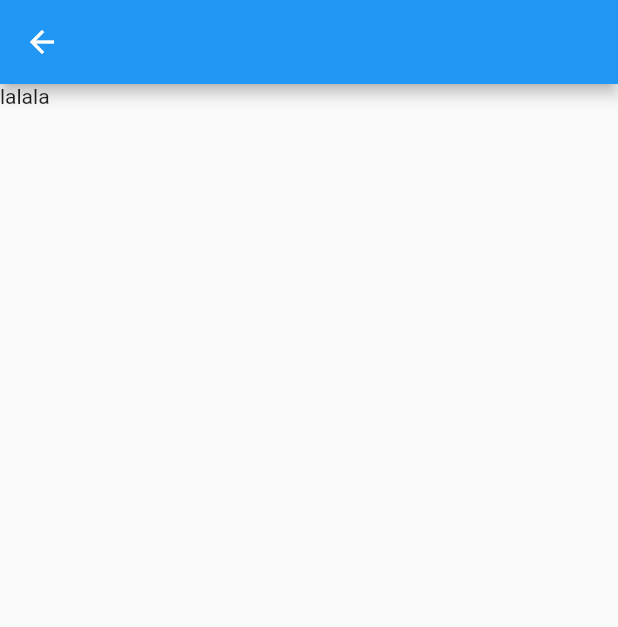
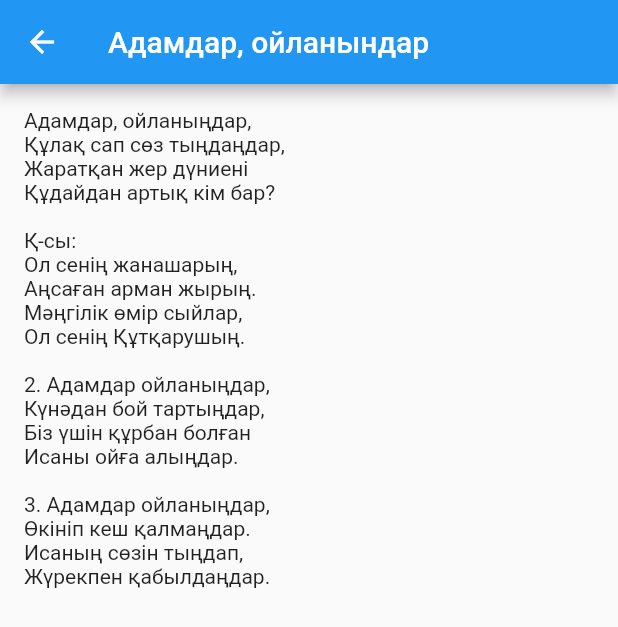
Before and after one commit to ethnosdev/kazakh_worship, a Flutter app: the screen it shows after launch, after a tap on "Адамдар, ойланындар", on a phone screen of 412 x 824 dp. Shown: the top 627 px of the screen. Run offline on Flutter 3.47's test engine with Material 2 defaults, Android fonts, the light colour scheme and no system bars; our stand-ins replace get_it.

Commit message:
fixed problems haha

```diff
--- a/lib/services/data_repository.dart
+++ b/lib/services/data_repository.dart
@@ -1,4 +1,5 @@
 import 'package:kazakh_worship/models/song.dart';
+import 'package:kazakh_worship/services/songs.dart';
 
 abstract class DataRepository {
   Future<List<Song>> getSongs();
@@ -9,150 +10,11 @@ abstract class DataRepository {
 class FakeData implements DataRepository {
   @override
   Future<List<Song>> getSongs() async {
-    return [
-      Song(id: '27', title: 'Адамдар, ойланындар', lyrics: null),
-      Song(id: '96', title: 'Айқыш ағашта қиналдың', lyrics: null),
-      Song(id: '102', title: 'Алғыс Саған, жалғыз Саған', lyrics: null),
-      Song(id: '36', title: 'Арайлап атты таңдарым', lyrics: null),
-      Song(id: '31', title: 'Арайымен атқан күннің нұр кү', lyrics: null),
-      Song(id: '105', title: 'Аспанда жарық ай', lyrics: null),
-      Song(id: '8', title: 'Аспанда таңғы жұлдыз туған кезде', lyrics: null),
-      Song(id: '112', title: 'Атың мадақталсын', lyrics: null),
-      Song(id: '98', title: 'Әлемнің бәрін Құдай жаратқан', lyrics: null),
-      Song(id: '3', title: 'Бəрі тыныш, əлем ұйықтап жатқанда', lyrics: null),
-      Song(id: '132', title: 'Балық - суда', lyrics: null),
-      Song(
-          id: '106',
-          title: 'Бар әлемді жаратқан Құдіретті Құдай',
-          lyrics: null),
-      Song(id: '94', title: 'Барлық аспан', lyrics: null),
-      Song(id: '15', title: 'Бауырым, айқыш ағашқа қара', lyrics: null),
-      Song(id: '130', title: 'Бәрің, бәрің келіңдер', lyrics: null),
-      Song(id: '59', title: 'Бейбітшілік орнасын елімізде', lyrics: null),
-      Song(id: '122', title: 'Бізге бұл күнді, Құдай жаратқан', lyrics: null),
-      Song(id: '134', title: 'Бурхан дэлхийг үнэхээр', lyrics: null),
-      Song(id: '7', title: 'Бүгін міне, қуанышта шек болмас', lyrics: null),
-      Song(id: '127', title: 'Бүкіл әлем Құдайдың қолында', lyrics: null),
-      Song(id: '99', title: 'Бүкіл жаныммен', lyrics: null),
-      Song(id: '104', title: 'Бұл əлемнің бастамасы', lyrics: null),
-      Song(id: '30', title: 'Бұл өмірден өтеді екен данал', lyrics: null),
-      Song(id: '45', title: 'Далама көз салсам', lyrics: null),
-      Song(id: '74', title: 'Дүние бастан-аяқ адасқан', lyrics: null),
-      Song(id: '50', title: 'Дүниені бір сөзіңмен жараттың', lyrics: null),
-      Song(id: '78', title: 'Егер жүрсем өлімге', lyrics: null),
-      Song(id: '18', title: 'Екі мың жылдай ертерек', lyrics: null),
-      Song(id: '72', title: 'Жан Әкем! Мейірімді Әкем!', lyrics: null),
-      Song(id: '4', title: 'Жарқырап кетті айнала', lyrics: null),
-      Song(id: '54', title: 'Жасыл жайлауға', lyrics: null),
-      Song(id: '129', title: 'Жедел хабар келеді', lyrics: null),
-      Song(id: '68', title: 'Жетеле бізді, жетеле көкке', lyrics: null),
-      Song(id: '66', title: 'Жетеле мені', lyrics: null),
-      Song(id: '11', title: 'Жол Ғолғофаға', lyrics: null),
-      Song(id: '61', title: 'Жолымдағы жарық жұлдыздай', lyrics: null),
-      Song(id: '126', title: 'Жүрегімді өзгерт, О, Тәңір Ием', lyrics: null),
-      Song(id: '58', title: 'Жүрегіме жүз қарап', lyrics: null),
-      Song(id: '43', title: 'Жүрегіммен Тәңіріме мен шаттанам', lyrics: null),
-      Song(id: '48', title: 'Жұлдыздар жарқырап жанғанда', lyrics: null),
-      Song(id: '5', title: 'Жым-жырт түн, ғажап түн!', lyrics: null),
-      Song(id: '28', title: 'Жыр болып бізге ашылшы Тəңір', lyrics: null),
-      Song(id: '110', title: 'Иемізді мадақтаңдар', lyrics: null),
-      Song(id: '128', title: 'Иемізді мадақтаңдар!', lyrics: null),
-      Song(id: '101', title: 'Иса бізді сүйеді, аллелуйя!', lyrics: null),
-      Song(id: '118', title: 'Иса біздің берік панамыз', lyrics: null),
-      Song(id: '52', title: 'Иса деймін ойыммен', lyrics: null),
-      Song(id: '21', title: 'Иса мені қабылда', lyrics: null),
-      Song(id: '81', title: 'Иса мені сүйеді', lyrics: null),
-      Song(id: '120', title: 'Иса Сен біздің арамыздасың', lyrics: null),
-      Song(id: '83', title: 'Иса сені сүйеді ей, бауырым!', lyrics: null),
-      Song(id: '111', title: 'Иса, жалғыз Сен - Иса!', lyrics: null),
-      Song(id: '93', title: 'Иса, толып тұр менің жүрегімде', lyrics: null),
-      Song(id: '136', title: 'Исаиа 53', lyrics: null),
-      Song(id: '1', title: 'Кел, кел бізге Имануил', lyrics: null),
-      Song(id: '109', title: 'Кел, Құдайды мадақтауға', lyrics: null),
-      Song(id: '67', title: 'Келгейсің, келгейсің', lyrics: null),
-      Song(id: '123', title: 'Келемін Саған', lyrics: null),
-      Song(id: '44', title: 'Киелі Рух көз бердің', lyrics: null),
-      Song(id: '69', title: 'Кіммін мен, бүкіл әлем патшасы', lyrics: null),
-      Song(id: '80', title: 'Көк, аспан күтеді мені', lyrics: null),
-      Song(id: '79', title: 'Көктегі Əкемізге болсын мадақ', lyrics: null),
-      Song(id: '19', title: 'Көктем келді', lyrics: null),
-      Song(id: '57', title: 'Күйе басқан шырағыңның', lyrics: null),
-      Song(id: '53', title: 'Күлімдеп күннің көзі', lyrics: null),
-      Song(id: '77', title: 'Қайғы тартып қиналғанда', lyrics: null),
-      Song(id: '65', title: 'Қалдым мен тоғай ішінде', lyrics: null),
-      Song(id: '125', title: 'Қандай бақыт!', lyrics: null),
-      Song(id: '29', title: 'Қиналсам да бұл өмірде', lyrics: null),
-      Song(id: '71', title: 'Қолымды көкке', lyrics: null),
-      Song(id: '131', title: 'Қорғаушымыз Құдайды', lyrics: null),
-      Song(id: '2', title: 'Қуаныңдар', lyrics: null),
-      Song(id: '37', title: 'Қуаныңдар достарым', lyrics: null),
-      Song(id: '40', title: 'Құдай біздің Әкеміз', lyrics: null),
-      Song(id: '133', title: 'Құдай мені жаратты', lyrics: null),
-      Song(id: '116', title: 'Құдай сені тастамайды ешқашан', lyrics: null),
-      Song(id: '42', title: 'Құдай сізді әуел баста', lyrics: null),
-      Song(id: '124', title: 'Құдай сондай жақсы', lyrics: null),
-      Song(id: '26', title: 'Құдай сонша жақсы көрді', lyrics: null),
-      Song(id: '34', title: 'Құдайдың Сөзімен өмірім өзгерді', lyrics: null),
-      Song(id: '39', title: 'Құдайсыз өмір – бақытсыз өмір', lyrics: null),
-      Song(id: '76', title: 'Құрбан еттің біз үшін', lyrics: null),
-      Song(id: '87', title: 'Құрметтеймін Сені балаңдай', lyrics: null),
-      Song(id: '107', title: 'Құтқардың мені Иса', lyrics: null),
-      Song(id: '73', title: 'Мəңгілік Сенімен', lyrics: null),
-      Song(id: '86', title: 'Мадақтаймын Сені', lyrics: null),
-      Song(id: '16', title: 'Мен Саған өлең айтам', lyrics: null),
-      Song(id: '56', title: 'Мен Сенің алдыңа келіп тұрмын', lyrics: null),
-      Song(id: '100', title: 'Мен Тәңірге әрқашан', lyrics: null),
-      Song(id: '47', title: 'Мен тоқтап, біраз көз салсам', lyrics: null),
-      Song(id: '119', title: 'Менің аяулы арманым', lyrics: null),
-      Song(id: '62', title: 'Менің Ұлы Ұстазым', lyrics: null),
-      Song(id: '14', title: 'Міне бүгін, келді уақыт Саған', lyrics: null),
-      Song(id: '55', title: 'Мөлдір аққан судай өмір', lyrics: null),
-      Song(id: '121', title: 'Мұңға батсам жүрегім мұздап', lyrics: null),
-      Song(id: '60', title: 'Нұрсың Сен', lyrics: null),
-      Song(id: '20', title: 'О, аспандағы Əкеміз', lyrics: null),
-      Song(id: '89', title: 'О, Құдай Ием', lyrics: null),
-      Song(id: '92', title: 'О, Құдай қарашы маған', lyrics: null),
-      Song(id: '41', title: 'О, Құдай Сен деген жақсы', lyrics: null),
-      Song(id: '108', title: 'Ол мадақталсын', lyrics: null),
-      Song(id: '38', title: 'Өмірдің мақсаты не деп ойлайсың?', lyrics: null),
-      Song(id: '70', title: 'Өмірімді Саған арнадым', lyrics: null),
-      Song(id: '103', title: 'Пәк жүрек', lyrics: null),
-      Song(id: '114', title: 'Рахмет Саған Құдай', lyrics: null),
-      Song(id: '63', title: 'Сен қастерлісің', lyrics: null),
-      Song(id: '49', title: 'Сен, Тəңірім', lyrics: null),
-      Song(id: '51', title: 'Сенемін мен сенемін ұлы Құдайыма', lyrics: null),
-      Song(id: '23', title: 'Сиын қуанышты кезіңде', lyrics: null),
-      Song(id: '24', title: 'Cиынғанда Құдайменен сөйле', lyrics: null),
-      Song(id: '25', title: 'Сол бір үйде', lyrics: null),
-      Song(id: '33', title: 'Сөзіңді алдым қолыма', lyrics: null),
-      Song(id: '84', title: 'Сүйіспеншілік', lyrics: null),
-      Song(id: '85', title: 'Сүйіспеншілікпен əндетіп', lyrics: null),
-      Song(id: '22', title: 'Тəңір Ием арамызда', lyrics: null),
-      Song(id: '97', title: 'Тəңірдің Рухы мені толтырғанда', lyrics: null),
-      Song(id: '90', title: 'Тəңірімнің аты қамал сияқты', lyrics: null),
-      Song(id: '46', title: 'Тазалап мені күнəдан', lyrics: null),
-      Song(id: '88', title: 'Таң атқанда оянып, Сені шақы', lyrics: null),
-      Song(id: '64', title: 'Тәңір жолыма жарық шашып', lyrics: null),
-      Song(id: '17', title: 'Тәңір Иса тірілді, аллелуйя!', lyrics: null),
-      Song(
-          id: '6',
-          title: 'Тәңір Өзі көктен түсіп, жер бетіне келеді',
-          lyrics: null),
-      Song(id: '113', title: 'Тәңірді мадақта жан-дүнием!', lyrics: null),
-      Song(id: '35', title: 'Тәңірім алдыңда тұрамын', lyrics: null),
-      Song(id: '75', title: 'Тәңірім менің Бағушым', lyrics: null),
-      Song(id: '13', title: 'Түнгі дала тұрды тұнжырап', lyrics: null),
-      Song(id: '9', title: 'Түнгі далаға қар жауып', lyrics: null),
-      Song(id: '117', title: 'Түнекте мен жалғыз жүрдім', lyrics: null),
-      Song(id: '32', title: 'Тыңдаумен жүріп Өзінді', lyrics: null),
-      Song(id: '10', title: 'Уақыт келді', lyrics: null),
-      Song(id: '95', title: 'Шаттанамын Ұлы Құдай жүрегі', lyrics: null),
-      Song(id: '91', title: 'Эвейну шалом алейхем', lyrics: null),
-    ];
+    return songList;
   }
 
   @override
-  Future<Song> getSong({required String id})async {
-    return Song(id: id, title: 'song', lyrics: 'lalala');
+  Future<Song> getSong({required String id}) async {
+    return songList.where((song) => song.id == id).first;
   }
 }
--- /dev/null
+++ b/lib/services/lyrics.dart
@@ -0,0 +1,54 @@
+final adamdarOilanindar = '''
+Адамдар, ойланыңдар,
+Құлақ сап сөз тыңдаңдар,
+Жаратқан жер дүниені
+Құдайдан артық кім бар?
+
+Қ-сы:
+Ол сенің жанашарың,
+Аңсаған арман жырың.
+Мəңгілік өмір сыйлар,
+Ол сенің Құтқарушың.
+
+2. Адамдар ойланыңдар,
+Күнəдан бой тартыңдар,
+Біз үшін құрбан болған
+Исаны ойға алыңдар.
+
+3. Адамдар ойланыңдар,
+Өкініп кеш қалмаңдар.
+Исаның сөзін тыңдап,
+Жүрекпен қабылдаңдар.
+''';
+
+final aikish = '''
+Айқыш ағашта қиналдың,
+Киелі қаныңды төктің, Иса рахмет Саған.
+Барлық күнәмді кешірдің,
+Жаңа өмірді сыйладың, Иса рахмет Саған!
+/ Түнектің қақпасын Сен жаптың,
+Әкеме жолымды Сен аштың! / 2p
+Киелі Әкеме табынамын,
+Табынамын өміріммен.
+Киелі Әкеме мен арнаймын,
+Мен арнаймын жүрегімді.
+Киелі Әкеме бағыштаймын,
+Бағыштаймын сенімімді.
+Киелі Әкеме бас иемін,
+Мен сүйемін мәңгілікке!
+2. Киелі Рухыңды төктің,
+Өз Сөзіңмен Сен өзгерттің мені.
+Иса, сүйем Сені!
+Өмірімді Саған бердім,
+жетелеші мәңгілікке мені, Иса, сүйем Сені!
+''';
+
+final algisSagan = '''
+Алғыс Саған, жалғыз Саған, алғыс Саған Иса. /
+A F#m D E
+Тәңір! Маған сөйледің Сен, Сол сәт өзгердіммен.
+A F#m D E
+Мәңгі өмір сыйладың Сен, Киелі Рухыңмен.
+/ О Құдайым, Өмір бұлағы Сен.
+Жалғыз Саған, табынамын мен.
+''';
--- a/lib/song/song_page.dart
+++ b/lib/song/song_page.dart
@@ -26,7 +26,9 @@ class _SongPageState extends State<SongPage> {
   @override
   Widget build(BuildContext context) {
     return Scaffold(
-      appBar: AppBar(),
+      appBar: AppBar(
+        title: Text(widget.song.title),
+      ),
       body: ValueListenableBuilder<bool>(
         valueListenable: manager.loadingNotifier,
         builder: (context, isLoading, child) {
@@ -51,6 +53,9 @@ class LyricsWidget extends StatelessWidget {
 
   @override
   Widget build(BuildContext context) {
-    return Text(manager.lyrics);
+    return Padding(
+      padding: const EdgeInsets.all(16.0),
+      child: Text(manager.lyrics),
+    );
   }
 }
```
Also changed, not shown: lib/services/songs.dart (added, +143 -0 lines).
